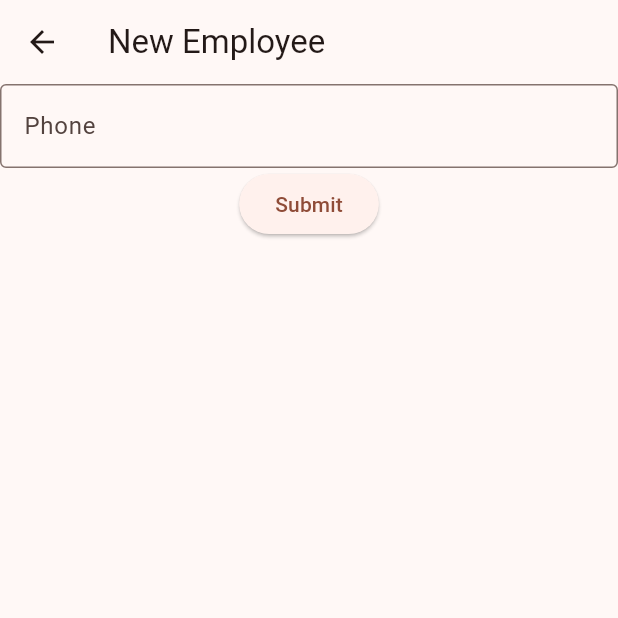
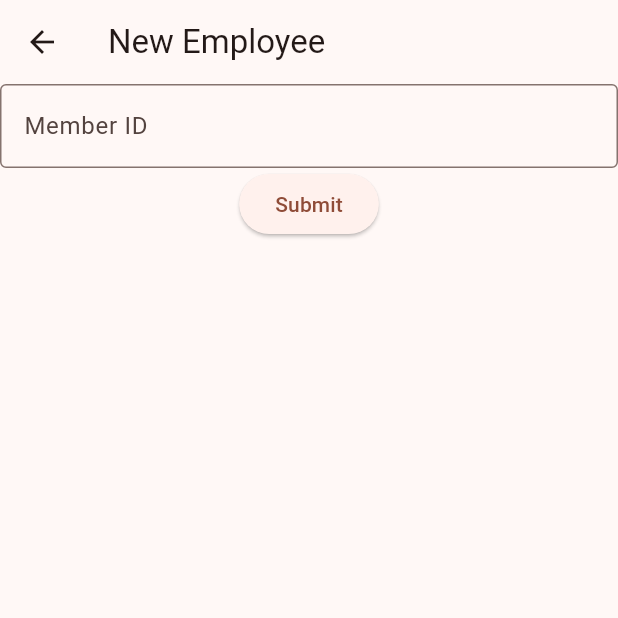
Before and after one commit to DasuniHerath/food-donation-system, a Flutter app: the screen it shows after launch, item 3 of the bottom bar chosen, after a tap on the "add" icon, on a phone screen of 412 x 824 dp, the top half of it. Run offline on Flutter 3.47's test engine with Material 2 defaults, Android fonts, the light colour scheme and no system bars; network calls fail.

Commit message:
Minor improvements to UI

```diff
--- a/food_donation_app/lib/organization/organization.dart
+++ b/food_donation_app/lib/organization/organization.dart
@@ -3,6 +3,7 @@ import 'package:provider/provider.dart';
 import 'package:web_socket_channel/io.dart';
 import 'package:http/http.dart' as http;
 import 'dart:convert';
+import 'dart:io';
 
 class OrganizationApp extends StatelessWidget {
   const OrganizationApp({super.key});
@@ -17,9 +18,15 @@ class OrganizationApp extends StatelessWidget {
 }
 
 class OrganizationAppState extends ChangeNotifier {
-  final wsUrlOrgHistory = Uri.parse('ws://localhost:8000/orghistory');
-  final wsUrlOrgRequests = Uri.parse('ws://localhost:8000/orgrequests');
-  final wsUrlOrgMembers = Uri.parse('ws://localhost:8000/orgMembers');
+  final wsUrlOrgHistory = Uri.parse(Platform.isAndroid
+      ? 'ws://10.0.2.2:8000/orghistory'
+      : 'ws://localhost:8000/orghistory');
+  final wsUrlOrgRequests = Uri.parse(Platform.isAndroid
+      ? 'ws://10.0.2.2:8000/orgrequests'
+      : 'ws://localhost:8000/orgrequests');
+  final wsUrlOrgMembers = Uri.parse(Platform.isAndroid
+      ? 'ws://10.0.2.2:8000/orgMembers'
+      : 'ws://localhost:8000/orgMembers');
   bool isOrgHistoryConnected = false;
   bool isOrgRequestsConnected = false;
   bool isOrgMembersConnected = false;
@@ -97,7 +104,10 @@ class OrganizationAppState extends ChangeNotifier {
   }
 
   Future<http.Response> addRequestToServer(int category, int amount) {
-    return http.post(Uri.parse('http://localhost:8000/add_request/'),
+    return http.post(
+        Uri.parse(Platform.isAndroid
+            ? 'http://10.0.2.2:8000/add_request/'
+            : 'http://localhost:8000/add_request/'),
         headers: <String, String>{
           'Content-Type': 'application/json; charset=UTF-8',
         },
@@ -111,7 +121,9 @@ class OrganizationAppState extends ChangeNotifier {
 
   Future<http.Response> cancelRequest(int id) async {
     final http.Response response = await http.delete(
-      Uri.parse('http://127.0.0.1:8000/delete_request/?id=$id'),
+      Uri.parse(Platform.isAndroid
+          ? 'http://10.0.2.2:8000/delete_request/?id=$id'
+          : 'http://localhost:8000/delete_request/?id=$id'),
       headers: <String, String>{
         'Content-Type': 'application/json; charset=UTF-8',
       },
@@ -121,7 +133,9 @@ class OrganizationAppState extends ChangeNotifier {
 
   Future<http.Response> addMember(int id) {
     return http.post(
-      Uri.parse('http://127.0.0.1:8000/add_member/?memberid=$id'),
+      Uri.parse(Platform.isAndroid
+          ? 'http://10.0.2.2:8000/add_member/?memberid=$id'
+          : 'http://localhost:8000/add_member/?memberid=$id'),
       headers: <String, String>{
         'Content-Type': 'application/json; charset=UTF-8',
       },
@@ -130,7 +144,9 @@ class OrganizationAppState extends ChangeNotifier {
 
   Future<http.Response> fireMember(int id) async {
     final http.Response response = await http.delete(
-      Uri.parse('http://127.0.0.1:8000/remove_member/?memberid=$id'),
+      Uri.parse(Platform.isAndroid
+          ? 'http://10.0.2.2:8000/remove_member/?memberid=$id'
+          : 'http://localhost:8000/remove_member/?memberid=$id'),
       headers: <String, String>{
         'Content-Type': 'application/json; charset=UTF-8',
       },
@@ -779,7 +795,8 @@ class Request {
     // Convert ISO 8601 format datetime into date and time
     var date = DateTime.parse(json['time']);
     var formattedDate = '${date.day}/${date.month}/${date.year}';
-    var formattedTime = '${date.hour}:${date.minute}';
+    var formattedTime =
+        '${date.hour}:${date.minute.toString().padLeft(2, '0')}';
 
     return Request(
       id: json['id'],
@@ -835,7 +852,6 @@ class NewRequest extends StatefulWidget {
 
 class _NewRequestState extends State<NewRequest> {
   // Create text field controllers
-  TextEditingController restaurantNameController = TextEditingController();
   TextEditingController amountController = TextEditingController();
 
   String dropdownValue = 'Rice';
@@ -850,13 +866,6 @@ class _NewRequestState extends State<NewRequest> {
         child: Column(
           // Create a form
           children: <Widget>[
-            TextField(
-              controller: restaurantNameController,
-              decoration: const InputDecoration(
-                border: OutlineInputBorder(),
-                labelText: 'Restaurant Name',
-              ),
-            ),
             SizedBox(
                 width: 500,
                 child: DropdownButton<String>(
@@ -932,7 +941,7 @@ class _NewEmployeeState extends State<NewEmployee> {
               controller: idController,
               decoration: const InputDecoration(
                 border: OutlineInputBorder(),
-                labelText: 'Phone',
+                labelText: 'Member ID',
               ),
             ),
             ElevatedButton(
```
Also changed, not shown: 1 other file.
